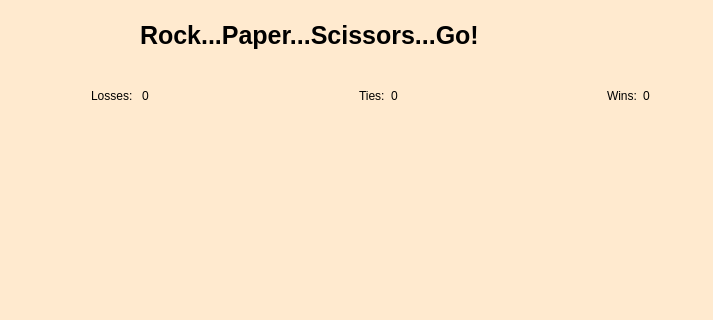
First picture: the form in GamesApp/rockpaperscissorsui.ui, repository NoahMcKearney/Software-Team-Project, before the edit; both pictures show x 0 to 713 and y 0 to 320 of the 713 by 544 pixel window.
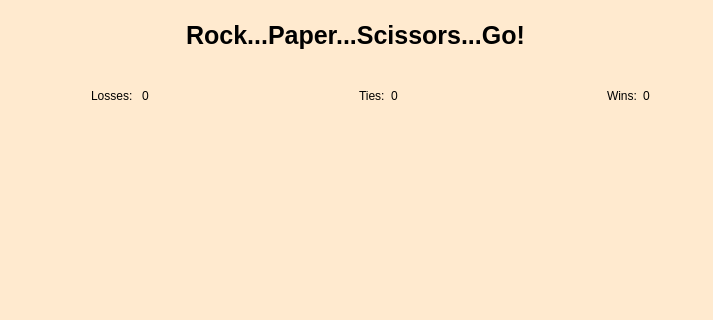
Second picture: the form after the edit.

Commit message: centered titles on two forms

```diff
--- a/GamesApp/rockpaperscissorsui.ui
+++ b/GamesApp/rockpaperscissorsui.ui
@@ -167,9 +167,9 @@
   <widget class="QLabel" name="label_5">
    <property name="geometry">
     <rect>
-     <x>140</x>
+     <x>0</x>
      <y>20</y>
-     <width>451</width>
+     <width>711</width>
      <height>31</height>
     </rect>
    </property>
@@ -180,9 +180,15 @@
      <bold>true</bold>
     </font>
    </property>
+   <property name="layoutDirection">
+    <enum>Qt::LeftToRight</enum>
+   </property>
    <property name="text">
     <string>Rock...Paper...Scissors...Go!</string>
    </property>
+   <property name="alignment">
+    <set>Qt::AlignCenter</set>
+   </property>
   </widget>
   <widget class="QWidget" name="horizontalLayoutWidget_2">
    <property name="geometry">
```
The commit also changes 1 other file.
